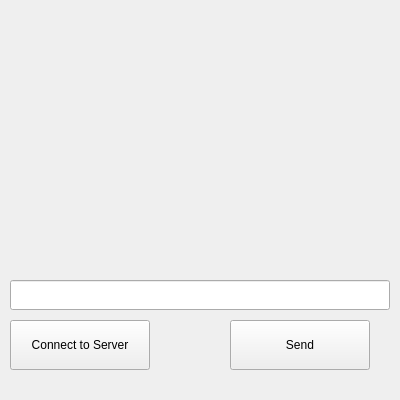
This is tcpclient.ui in kar3798/TCPClient_QtCreator as Qt 5 draws it before an edit. The edited form follows.
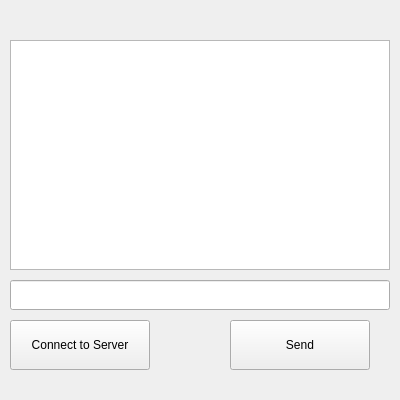
This is the edited form.

Commit message: chat features with history

```diff
--- a/tcpclient.ui
+++ b/tcpclient.ui
@@ -40,22 +40,6 @@
      <string/>
     </property>
    </widget>
-   <widget class="QLabel" name="label_message">
-    <property name="geometry">
-     <rect>
-      <x>10</x>
-      <y>40</y>
-      <width>380</width>
-      <height>230</height>
-     </rect>
-    </property>
-    <property name="styleSheet">
-     <string notr="true"/>
-    </property>
-    <property name="text">
-     <string/>
-    </property>
-   </widget>
    <widget class="QPushButton" name="sendButton">
     <property name="geometry">
      <rect>
@@ -79,6 +63,16 @@
      </rect>
     </property>
    </widget>
+   <widget class="QTextEdit" name="chatHistory">
+    <property name="geometry">
+     <rect>
+      <x>10</x>
+      <y>40</y>
+      <width>380</width>
+      <height>230</height>
+     </rect>
+    </property>
+   </widget>
   </widget>
   <widget class="QMenuBar" name="menubar">
    <property name="geometry">
```
The commit also changes 6 other files.
